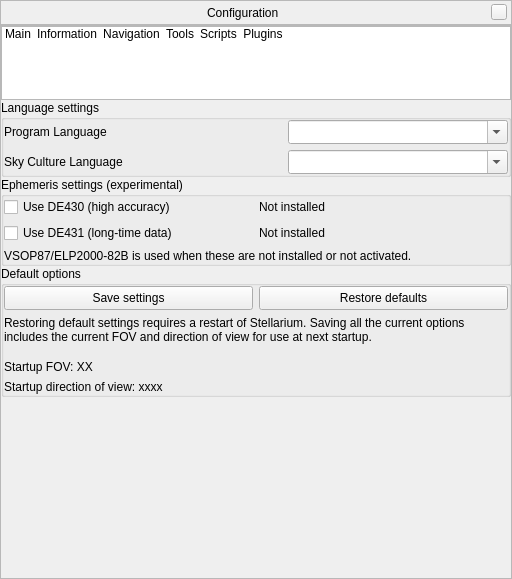
This is src/gui/configurationDialog.ui in 519984307/stellarium_src as Qt 5 draws it before an edit. The edited form follows.
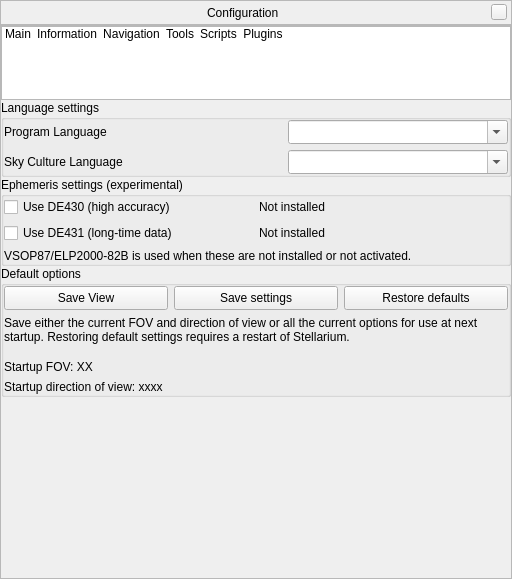
This is the edited form. Icons and pictures are not drawn. Custom widgets are drawn as their Qt base class.

Commit message: Separate storing of view direction/FoV and other settings. According to the doxygen, this should have been always like that!

```diff
--- a/src/gui/configurationDialog.ui
+++ b/src/gui/configurationDialog.ui
@@ -361,7 +361,20 @@
              <item>
               <layout class="QHBoxLayout" name="horizontalLayout_3">
                <item>
-                <widget class="QPushButton" name="setViewingOptionAsDefaultPushButton">
+                <widget class="QPushButton" name="saveViewDirAsDefaultPushButton">
+                 <property name="minimumSize">
+                  <size>
+                   <width>0</width>
+                   <height>24</height>
+                  </size>
+                 </property>
+                 <property name="text">
+                  <string>Save View</string>
+                 </property>
+                </widget>
+               </item>
+               <item>
+                <widget class="QPushButton" name="saveSettingsAsDefaultPushButton">
                  <property name="minimumSize">
                   <size>
                    <width>0</width>
@@ -403,7 +416,7 @@
                 </sizepolicy>
                </property>
                <property name="text">
-                <string>Restoring default settings requires a restart of Stellarium. Saving all the current options includes the current FOV and direction of view for use at next startup.</string>
+                <string>Save either the current FOV and direction of view or all the current options for use at next startup. Restoring default settings requires a restart of Stellarium. </string>
                </property>
                <property name="scaledContents">
                 <bool>false</bool>
```
Left out of the diff: 2 changed lines with no effect on the pictures. The commit also changes 2 other files.
